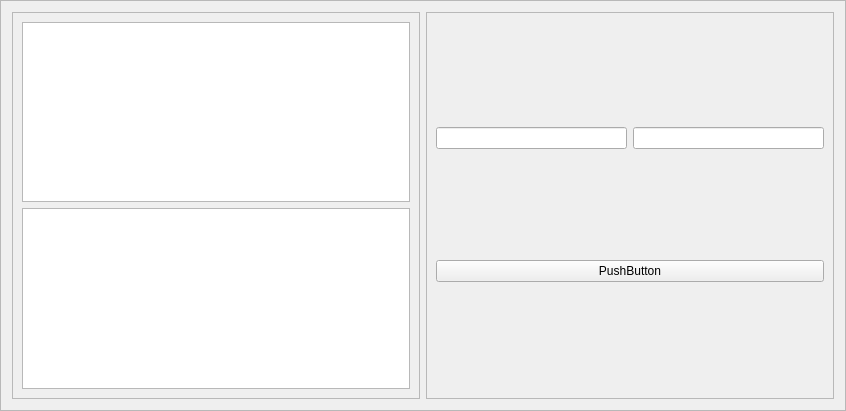
This is slacx/slacxui/op_builder.ui in slaclab/paws as Qt 5 draws it before an edit. The edited form follows.
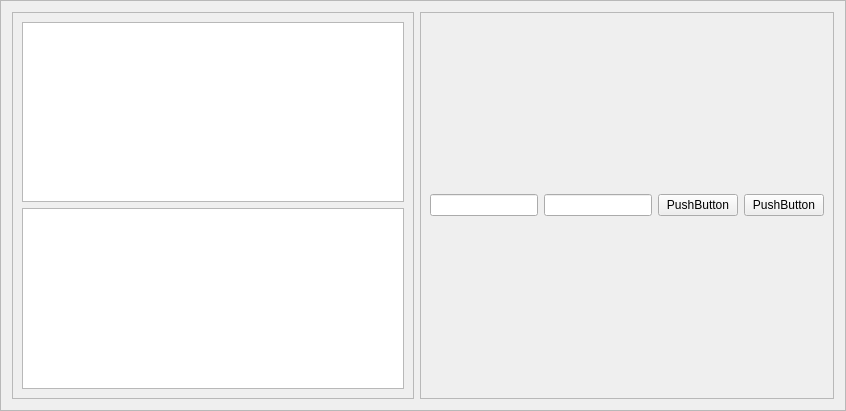
This is the edited form.

Commit message: refactored operation builder

Patch:
```diff
--- a/slacx/slacxui/op_builder.ui
+++ b/slacx/slacxui/op_builder.ui
@@ -66,10 +66,7 @@
        <item row="0" column="0" colspan="2">
         <layout class="QGridLayout" name="nameval_layout"/>
        </item>
-       <item row="1" column="1">
-        <widget class="QLineEdit" name="tag_entry"/>
-       </item>
-       <item row="2" column="0" colspan="2">
+       <item row="1" column="3">
         <widget class="QPushButton" name="finish_button">
          <property name="minimumSize">
           <size>
@@ -82,6 +79,16 @@
          </property>
         </widget>
        </item>
+       <item row="1" column="1">
+        <widget class="QLineEdit" name="tag_entry"/>
+       </item>
+       <item row="1" column="2">
+        <widget class="QPushButton" name="test_button">
+         <property name="text">
+          <string>PushButton</string>
+         </property>
+        </widget>
+       </item>
       </layout>
      </widget>
     </widget>
```
Left out of the diff: 2 changed lines with no effect on the pictures. The commit also changes 5 other files.
